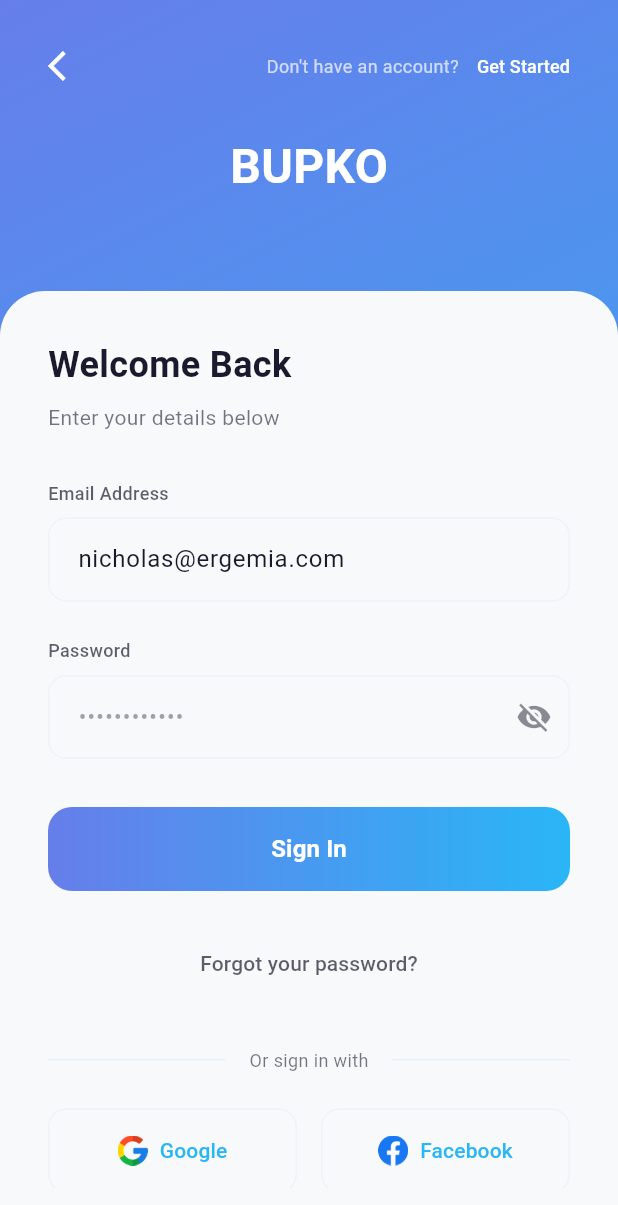
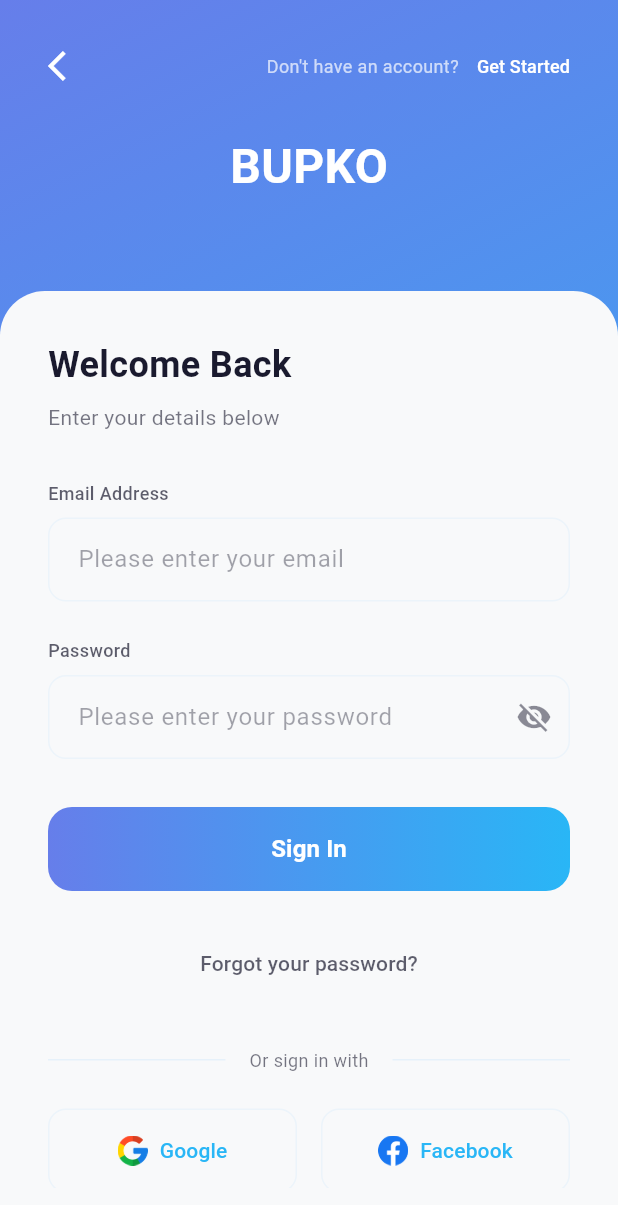
Before and after one commit to nafismahmud181/bupko_v3, a Flutter app: the screen it shows after launch, on a phone screen of 412 x 824 dp. Shown: the top 1205 px of the screen. Run offline on Flutter 3.47's test engine with Material 3 defaults, Android fonts, the phone set to English and light mode, and no system bars; our stand-ins replace connectivity_plus, dio, firebase_auth, firebase_core, shared_preferences, sqflite; missing offline and left inert: epub_view; accounts and stored records are empty.

Commit message:
Refactor login page by removing pre-fill functionality and updating hint texts for email and password fields. Improved code readability and structure in the login method.

```diff
--- a/lib/login_page.dart
+++ b/lib/login_page.dart
@@ -16,34 +16,7 @@ class _LoginPageState extends State<LoginPage> {
   bool _obscurePassword = true;
   String? _error;
 
-  @override
-  void initState() {
-    super.initState();
-    // Pre-fill email as shown in the image
-    _emailController.text = 'nicholas@ergemia.com';
-  }
-
-  // Future<void> _login() async {
-  //   setState(() {
-  //     _loading = true;
-  //     _error = null;
-  //   });
-  //   try {
-  //     await FirebaseAuth.instance.signInWithEmailAndPassword(
-  //       email: _emailController.text.trim(),
-  //       password: _passwordController.text.trim(),
-  //     );
-  //   } on FirebaseAuthException catch (e) {
-  //     setState(() {
-  //       _error = e.message;
-  //     });
-  //   } finally {
-  //     setState(() {
-  //       _loading = false;
-  //     });
-  //   }
-  // }
-    // Updated login method for your LoginPage
+  // Updated login method for your LoginPage
   Future<void> _login() async {
   // Prevent multiple login attempts
   if (_loading) {
@@ -289,7 +262,7 @@ Future<void> _testFirebaseConnection() async {
               controller: _emailController,
               keyboardType: TextInputType.emailAddress,
                             decoration: InputDecoration(
-                              hintText: 'Enter your email',
+                              hintText: 'Please enter your email',
                               hintStyle: TextStyle(
                                 color: theme.textTheme.bodyMedium?.color?.withValues(alpha: 0.4),
                               ),
@@ -336,7 +309,7 @@ Future<void> _testFirebaseConnection() async {
               controller: _passwordController,
                             obscureText: _obscurePassword,
                             decoration: InputDecoration(
-                              hintText: '••••••••••••',
+                              hintText: 'Please enter your password',
                               hintStyle: TextStyle(
                                 color: theme.textTheme.bodyMedium?.color?.withValues(alpha: 0.4),
                               ),
```
